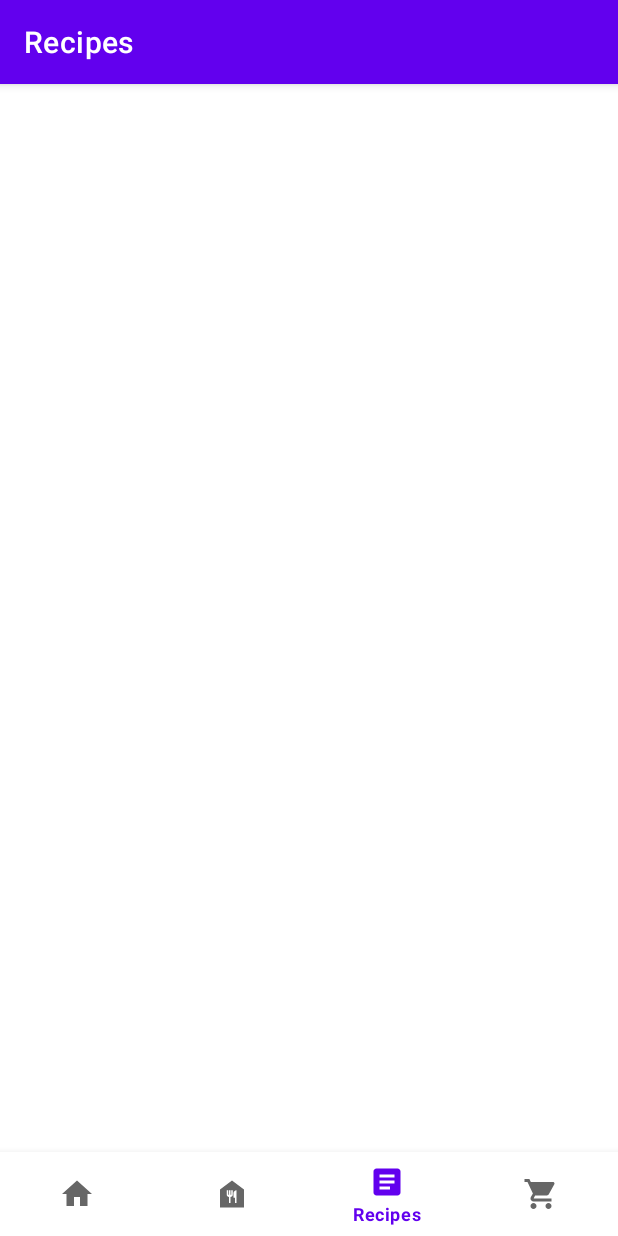
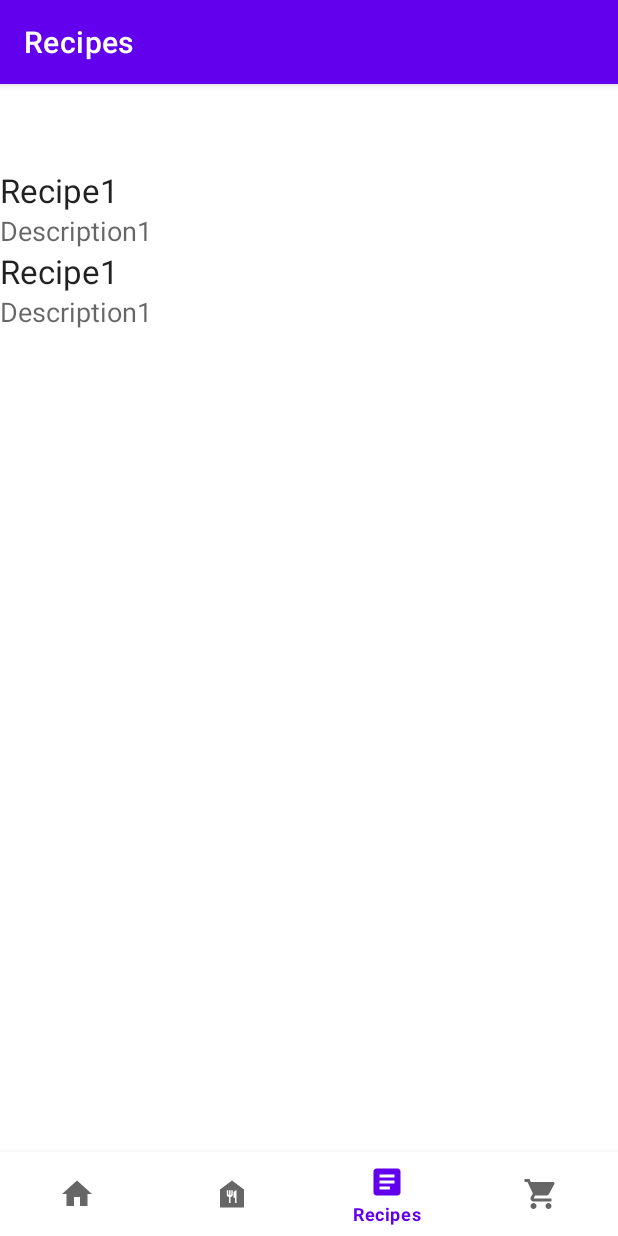
Before and after one commit to klillenb/mobile-application-dev, an Android app: the screen it shows after launch (MainActivity), item 3 of the bottom bar chosen, on a phone screen of 412 x 824 dp. Run offline under Robolectric (Android 15) with nearby library versions, the phone set to English and light mode, and no system bars; our stand-ins replace navigation-ui.

Commit message:
Recipe recyclerview

```diff
--- /dev/null
+++ b/final/app/src/main/java/com/example/mobileapp/ui/recipes/RecipeAdapter.kt
@@ -0,0 +1,61 @@
+package com.example.mobileapp.ui.recipes
+
+
+import android.view.LayoutInflater
+import android.view.View
+import android.view.ViewGroup
+import android.widget.TextView
+import androidx.recyclerview.widget.DiffUtil
+import androidx.recyclerview.widget.ListAdapter
+import androidx.recyclerview.widget.RecyclerView
+import com.example.mobileapp.R
+import com.example.mobileapp.repository.Recipe
+
+
+
+class RecipeViewHolder(
+    view: View,
+) : RecyclerView.ViewHolder(view) {
+
+    private val name : TextView = view.findViewById(R.id.name_recipe_list_item)
+    private val description : TextView = view.findViewById(R.id.description_recipe_list_item)
+
+    fun bind(recipe: Recipe){
+        name.text = recipe.name
+        description.text = recipe.description
+    }
+}
+
+
+class RecipeAdapter(
+    private val clickHandler: (Recipe) -> Unit
+) : ListAdapter<Recipe, RecipeViewHolder>(DIFF_CONFIG) {
+
+    companion object{
+        val DIFF_CONFIG = object : DiffUtil.ItemCallback<Recipe>(){
+            override fun areItemsTheSame(oldItem: Recipe, newItem: Recipe): Boolean {
+                return oldItem === newItem
+            }
+
+            override fun areContentsTheSame(
+                oldItem: Recipe,
+                newItem: Recipe
+            ): Boolean {
+                return oldItem == newItem
+            }
+
+        }
+    }
+
+    override fun onCreateViewHolder(parent: ViewGroup, viewType: Int): RecipeViewHolder {
+        val itemView = LayoutInflater.from(parent.context).inflate(R.layout.item_recipe_list, parent, false)
+        return RecipeViewHolder(itemView)
+    }
+
+    override fun onBindViewHolder(holder: RecipeViewHolder, position: Int) {
+        holder.bind(getItem(position))
+        holder.itemView.setOnClickListener {
+            clickHandler(getItem(position))
+        }
+    }
+}
--- a/final/app/src/main/java/com/example/mobileapp/ui/recipes/RecipesFragment.kt
+++ b/final/app/src/main/java/com/example/mobileapp/ui/recipes/RecipesFragment.kt
@@ -4,12 +4,14 @@ import android.os.Bundle
 import android.view.LayoutInflater
 import android.view.View
 import android.view.ViewGroup
-import android.widget.TextView
+import android.widget.Toast
 import androidx.fragment.app.Fragment
+import androidx.lifecycle.Observer
 import androidx.lifecycle.ViewModelProvider
+import androidx.recyclerview.widget.LinearLayoutManager
 import androidx.recyclerview.widget.RecyclerView
-import com.example.mobileapp.databinding.FragmentHomeBinding
 import com.example.mobileapp.databinding.FragmentRecipesBinding
+import com.example.mobileapp.repository.Recipe
 
 class RecipesFragment : Fragment() {
 
@@ -18,12 +20,13 @@ class RecipesFragment : Fragment() {
     // This property is only valid between onCreateView and
     // onDestroyView.
     private val binding get() = _binding!!
-
+    //private val recipeRepository = RecipeRepository()
     override fun onCreateView(
         inflater: LayoutInflater,
         container: ViewGroup?,
         savedInstanceState: Bundle?
     ): View {
+
         val homeViewModel =
             ViewModelProvider(this)[RecipesViewModel::class.java]
 
@@ -31,9 +34,28 @@ class RecipesFragment : Fragment() {
         val root: View = binding.root
 
         val recyclerView: RecyclerView = binding.recyclerViewRecipes
+        recyclerView.layoutManager = LinearLayoutManager(activity)
+
+        homeViewModel.getData()
         homeViewModel.liveData.observe(viewLifecycleOwner) {
             //textView.text = it
         }
+
+        val recipeAdapter = RecipeAdapter(){recipe ->
+            //val msg = getString(R.string.forecast_clicked_format, forecastItem.temp, forecastItem.description)
+            Toast.makeText(activity, "tere", Toast.LENGTH_SHORT).show()
+            //showForecastDetails(forecast)
+            //TODO sisesta retseptivaade (intentiga?)
+        }
+
+        recyclerView.adapter = recipeAdapter
+
+        val recipeObserver = Observer<List<Recipe>>{ recipes ->
+            //forecastItem update our list adapter
+            recipeAdapter.submitList(recipes)
+        }
+        homeViewModel.liveData.observe(this, recipeObserver)
+
         return root
     }
 
--- /dev/null
+++ b/final/app/src/main/res/layout/item_recipe_list.xml
@@ -0,0 +1,34 @@
+<?xml version="1.0" encoding="utf-8"?>
+<androidx.constraintlayout.widget.ConstraintLayout
+    xmlns:android="http://schemas.android.com/apk/res/android"
+    xmlns:app="http://schemas.android.com/apk/res-auto"
+    xmlns:tools="http://schemas.android.com/tools"
+    android:layout_width="match_parent"
+    android:layout_height="wrap_content"
+    android:clickable="true">
+
+    <TextView
+        android:id="@+id/name_recipe_list_item"
+        android:layout_width="match_parent"
+        android:layout_height="wrap_content"
+        android:textAppearance="@style/TextAppearance.AppCompat.Large"
+        app:layout_constraintBottom_toBottomOf="parent"
+        app:layout_constraintEnd_toEndOf="parent"
+        app:layout_constraintHorizontal_bias="0.0"
+        app:layout_constraintStart_toStartOf="parent"
+        app:layout_constraintTop_toTopOf="parent"
+        app:layout_constraintVertical_bias="0.0"
+        tools:text="Title"
+        />
+
+    <TextView
+        android:id="@+id/description_recipe_list_item"
+        android:layout_width="match_parent"
+        android:layout_height="wrap_content"
+        android:textAppearance="@style/TextAppearance.AppCompat.Medium"
+        app:layout_constraintBottom_toBottomOf="parent"
+        app:layout_constraintStart_toStartOf="parent"
+        app:layout_constraintTop_toBottomOf="@+id/name_recipe_list_item"
+        app:layout_constraintVertical_bias="0.0"
+        tools:text="Description" />
+</androidx.constraintlayout.widget.ConstraintLayout>
```
